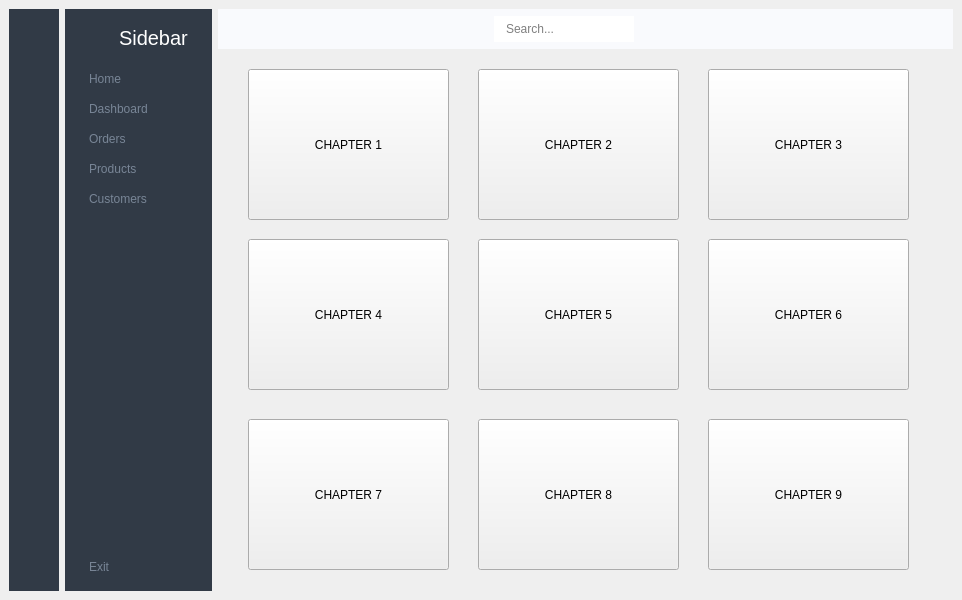
Before: the Qt Designer form #010_sidebar/sidebar.ui in sayy2720-gmail-com/hongnuri, drawn with Qt 5.
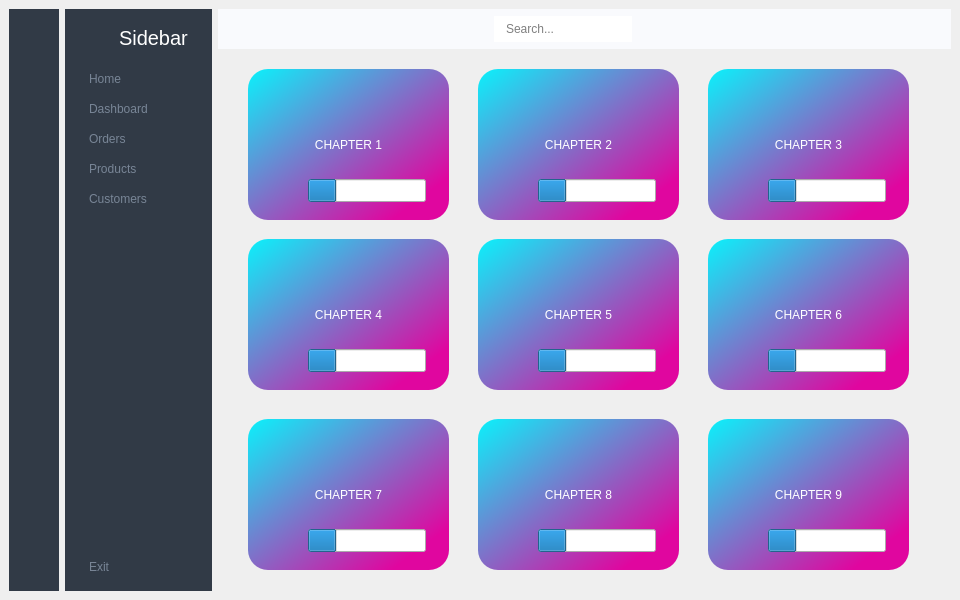
After: the same form once the commit is applied. Icons and pictures are not drawn.

```diff
--- a/#010_sidebar/sidebar.ui
+++ b/#010_sidebar/sidebar.ui
@@ -6,7 +6,7 @@
    <rect>
     <x>0</x>
     <y>0</y>
-    <width>962</width>
+    <width>960</width>
     <height>600</height>
    </rect>
   </property>
@@ -692,6 +692,14 @@
              <height>151</height>
             </rect>
            </property>
+           <property name="styleSheet">
+            <string notr="true">QPushButton{
+	font: 15pt &quot;Microsoft YaHei UI&quot;;
+	color: white;
+	background-color: qlineargradient(spread:pad, x1:0, y1:0, x2:0.857143, y2:0.857955, stop:0 rgba(10, 242, 251, 255), stop:1 rgba(224, 6, 159, 255));
+	border-radius: 20px;
+}</string>
+           </property>
            <property name="text">
             <string>CHAPTER 3</string>
            </property>
@@ -705,6 +713,14 @@
              <height>151</height>
             </rect>
            </property>
+           <property name="styleSheet">
+            <string notr="true">QPushButton{
+	font: 15pt &quot;Microsoft YaHei UI&quot;;
+	color: white;
+	background-color: qlineargradient(spread:pad, x1:0, y1:0, x2:0.857143, y2:0.857955, stop:0 rgba(10, 242, 251, 255), stop:1 rgba(224, 6, 159, 255));
+	border-radius: 20px;
+}</string>
+           </property>
            <property name="text">
             <string>CHAPTER 4</string>
            </property>
@@ -718,6 +734,14 @@
              <height>151</height>
             </rect>
            </property>
+           <property name="styleSheet">
+            <string notr="true">QPushButton{
+	font: 15pt &quot;Microsoft YaHei UI&quot;;
+	color: white;
+	background-color: qlineargradient(spread:pad, x1:0, y1:0, x2:0.857143, y2:0.857955, stop:0 rgba(10, 242, 251, 255), stop:1 rgba(224, 6, 159, 255));
+	border-radius: 20px;
+}</string>
+           </property>
            <property name="text">
             <string>CHAPTER 2</string>
            </property>
@@ -731,6 +755,14 @@
              <height>151</height>
             </rect>
            </property>
+           <property name="styleSheet">
+            <string notr="true">QPushButton{
+	font: 15pt &quot;Microsoft YaHei UI&quot;;
+	color: white;
+	background-color: qlineargradient(spread:pad, x1:0, y1:0, x2:0.857143, y2:0.857955, stop:0 rgba(10, 242, 251, 255), stop:1 rgba(224, 6, 159, 255));
+	border-radius: 20px;
+}</string>
+           </property>
            <property name="text">
             <string>CHAPTER 8</string>
            </property>
@@ -745,7 +777,12 @@
             </rect>
            </property>
            <property name="styleSheet">
-            <string notr="true"/>
+            <string notr="true">QPushButton{
+	font: 15pt &quot;Microsoft YaHei UI&quot;;
+	color: white;
+	background-color: qlineargradient(spread:pad, x1:0, y1:0, x2:0.857143, y2:0.857955, stop:0 rgba(10, 242, 251, 255), stop:1 rgba(224, 6, 159, 255));
+	border-radius: 20px;
+}</string>
            </property>
            <property name="text">
             <string>CHAPTER 1</string>
@@ -760,6 +797,14 @@
              <height>151</height>
             </rect>
            </property>
+           <property name="styleSheet">
+            <string notr="true">QPushButton{
+	font: 15pt &quot;Microsoft YaHei UI&quot;;
+	color: white;
+	background-color: qlineargradient(spread:pad, x1:0, y1:0, x2:0.857143, y2:0.857955, stop:0 rgba(10, 242, 251, 255), stop:1 rgba(224, 6, 159, 255));
+	border-radius: 20px;
+}</string>
+           </property>
            <property name="text">
             <string>CHAPTER 9</string>
            </property>
@@ -773,6 +818,14 @@
              <height>151</height>
             </rect>
            </property>
+           <property name="styleSheet">
+            <string notr="true">QPushButton{
+	font: 15pt &quot;Microsoft YaHei UI&quot;;
+	color: white;
+	background-color: qlineargradient(spread:pad, x1:0, y1:0, x2:0.857143, y2:0.857955, stop:0 rgba(10, 242, 251, 255), stop:1 rgba(224, 6, 159, 255));
+	border-radius: 20px;
+}</string>
+           </property>
            <property name="text">
             <string>CHAPTER 5</string>
            </property>
@@ -786,6 +839,14 @@
              <height>151</height>
             </rect>
            </property>
+           <property name="styleSheet">
+            <string notr="true">QPushButton{
+	font: 15pt &quot;Microsoft YaHei UI&quot;;
+	color: white;
+	background-color: qlineargradient(spread:pad, x1:0, y1:0, x2:0.857143, y2:0.857955, stop:0 rgba(10, 242, 251, 255), stop:1 rgba(224, 6, 159, 255));
+	border-radius: 20px;
+}</string>
+           </property>
            <property name="text">
             <string>CHAPTER 6</string>
            </property>
@@ -799,10 +860,171 @@
              <height>151</height>
             </rect>
            </property>
+           <property name="styleSheet">
+            <string notr="true">QPushButton{
+	font: 15pt &quot;Microsoft YaHei UI&quot;;
+	color: white;
+	background-color: qlineargradient(spread:pad, x1:0, y1:0, x2:0.857143, y2:0.857955, stop:0 rgba(10, 242, 251, 255), stop:1 rgba(224, 6, 159, 255));
+	border-radius: 20px;
+}</string>
+           </property>
            <property name="text">
             <string>CHAPTER 7</string>
            </property>
           </widget>
+          <widget class="QProgressBar" name="progressBar">
+           <property name="geometry">
+            <rect>
+             <x>90</x>
+             <y>130</y>
+             <width>118</width>
+             <height>23</height>
+            </rect>
+           </property>
+           <property name="styleSheet">
+            <string notr="true">color: rgb(255, 255, 255);
+font: 9pt &quot;Microsoft YaHei UI&quot;;</string>
+           </property>
+           <property name="value">
+            <number>24</number>
+           </property>
+          </widget>
+          <widget class="QProgressBar" name="progressBar2">
+           <property name="geometry">
+            <rect>
+             <x>320</x>
+             <y>130</y>
+             <width>118</width>
+             <height>23</height>
+            </rect>
+           </property>
+           <property name="styleSheet">
+            <string notr="true">color: rgb(255, 255, 255);
+font: 9pt &quot;Microsoft YaHei UI&quot;;</string>
+           </property>
+           <property name="value">
+            <number>24</number>
+           </property>
+          </widget>
+          <widget class="QProgressBar" name="progressBar3">
+           <property name="geometry">
+            <rect>
+             <x>550</x>
+             <y>130</y>
+             <width>118</width>
+             <height>23</height>
+            </rect>
+           </property>
+           <property name="styleSheet">
+            <string notr="true">color: rgb(255, 255, 255);
+font: 9pt &quot;Microsoft YaHei UI&quot;;</string>
+           </property>
+           <property name="value">
+            <number>24</number>
+           </property>
+          </widget>
+          <widget class="QProgressBar" name="progressBar4">
+           <property name="geometry">
+            <rect>
+             <x>90</x>
+             <y>300</y>
+             <width>118</width>
+             <height>23</height>
+            </rect>
+           </property>
+           <property name="styleSheet">
+            <string notr="true">color: rgb(255, 255, 255);
+font: 9pt &quot;Microsoft YaHei UI&quot;;</string>
+           </property>
+           <property name="value">
+            <number>24</number>
+           </property>
+          </widget>
+          <widget class="QProgressBar" name="progressBar5">
+           <property name="geometry">
+            <rect>
+             <x>320</x>
+             <y>300</y>
+             <width>118</width>
+             <height>23</height>
+            </rect>
+           </property>
+           <property name="styleSheet">
+            <string notr="true">color: rgb(255, 255, 255);
+font: 9pt &quot;Microsoft YaHei UI&quot;;</string>
+           </property>
+           <property name="value">
+            <number>24</number>
+           </property>
+          </widget>
+          <widget class="QProgressBar" name="progressBar6">
+           <property name="geometry">
+            <rect>
+             <x>550</x>
+             <y>300</y>
+             <width>118</width>
+             <height>23</height>
+            </rect>
+           </property>
+           <property name="styleSheet">
+            <string notr="true">color: rgb(255, 255, 255);
+font: 9pt &quot;Microsoft YaHei UI&quot;;</string>
+           </property>
+           <property name="value">
+            <number>24</number>
+           </property>
+          </widget>
+          <widget class="QProgressBar" name="progressBar9">
+           <property name="geometry">
+            <rect>
+             <x>550</x>
+             <y>480</y>
+             <width>118</width>
+             <height>23</height>
+            </rect>
+           </property>
+           <property name="styleSheet">
+            <string notr="true">color: rgb(255, 255, 255);
+font: 9pt &quot;Microsoft YaHei UI&quot;;</string>
+           </property>
+           <property name="value">
+            <number>24</number>
+           </property>
+          </widget>
+          <widget class="QProgressBar" name="progressBar8">
+           <property name="geometry">
+            <rect>
+             <x>320</x>
+             <y>480</y>
+             <width>118</width>
+             <height>23</height>
+            </rect>
+           </property>
+           <property name="styleSheet">
+            <string notr="true">color: rgb(255, 255, 255);
+font: 9pt &quot;Microsoft YaHei UI&quot;;</string>
+           </property>
+           <property name="value">
+            <number>24</number>
+           </property>
+          </widget>
+          <widget class="QProgressBar" name="progressBar7">
+           <property name="geometry">
+            <rect>
+             <x>90</x>
+             <y>480</y>
+             <width>118</width>
+             <height>23</height>
+            </rect>
+           </property>
+           <property name="styleSheet">
+            <string notr="true">color: rgb(255, 255, 255);
+font: 9pt &quot;Microsoft YaHei UI&quot;;</string>
+           </property>
+           <property name="value">
+            <number>24</number>
+           </property>
+          </widget>
          </widget>
          <widget class="QWidget" name="page_2">
           <layout class="QGridLayout" name="gridLayout_3">
```
